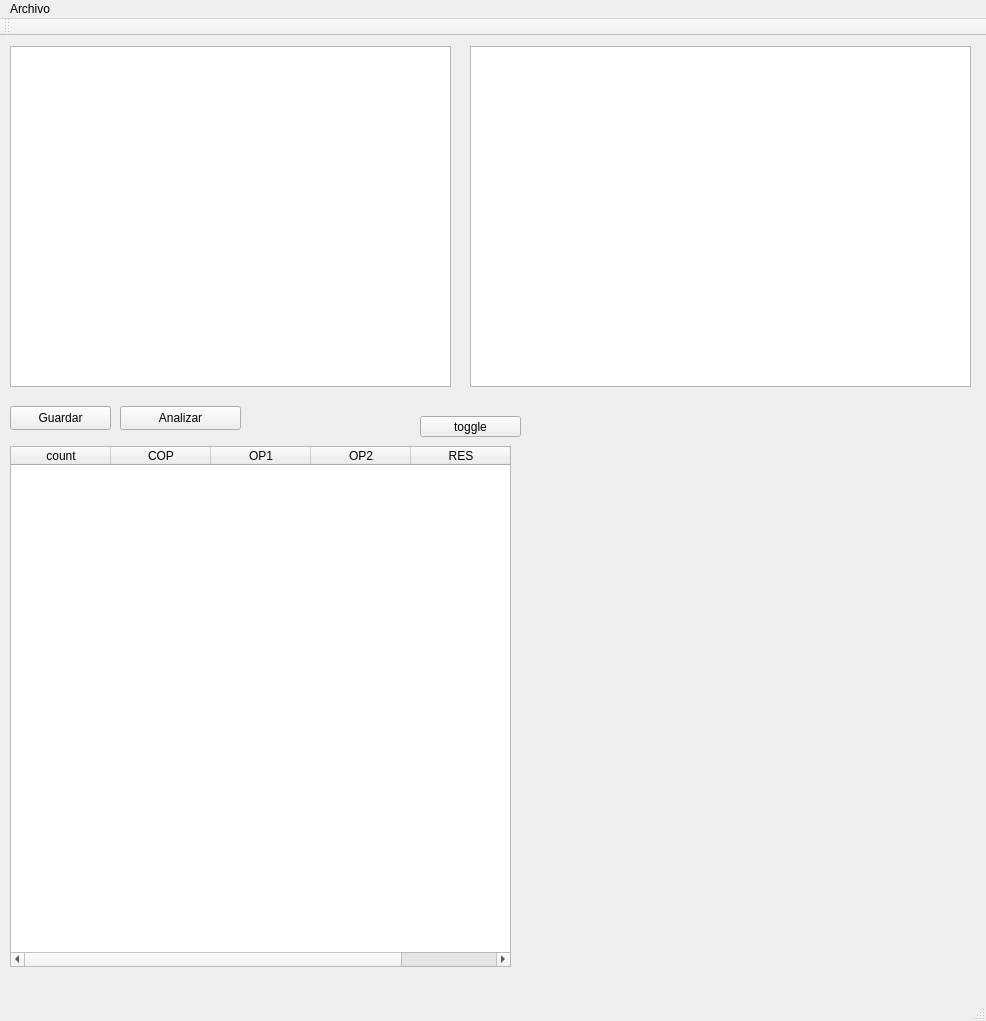
koerhunt/alex, file mainwindow.ui: the form before one commit.
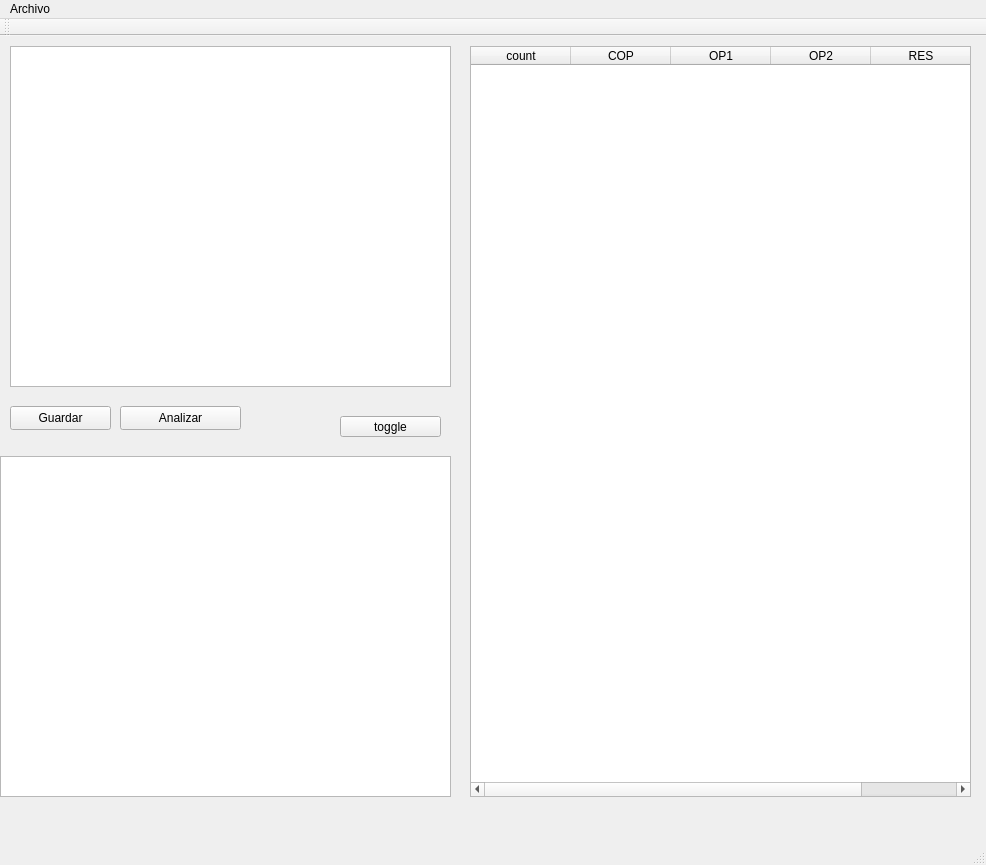
The form after the commit.

```diff
--- a/mainwindow.ui
+++ b/mainwindow.ui
@@ -7,7 +7,7 @@
     <x>0</x>
     <y>0</y>
     <width>986</width>
-    <height>1021</height>
+    <height>865</height>
    </rect>
   </property>
   <property name="windowTitle">
@@ -56,9 +56,9 @@
    <widget class="QTableWidget" name="tableWidget">
     <property name="geometry">
      <rect>
-      <x>470</x>
-      <y>10</y>
-      <width>501</width>
+      <x>0</x>
+      <y>420</y>
+      <width>451</width>
       <height>341</height>
      </rect>
     </property>
@@ -66,10 +66,10 @@
    <widget class="QTableWidget" name="tableWidget_2">
     <property name="geometry">
      <rect>
-      <x>10</x>
-      <y>410</y>
+      <x>470</x>
+      <y>10</y>
       <width>501</width>
-      <height>521</height>
+      <height>751</height>
      </rect>
     </property>
     <column>
@@ -101,7 +101,7 @@
    <widget class="QPushButton" name="pushButton_3">
     <property name="geometry">
      <rect>
-      <x>420</x>
+      <x>340</x>
       <y>380</y>
       <width>101</width>
       <height>21</height>
```
